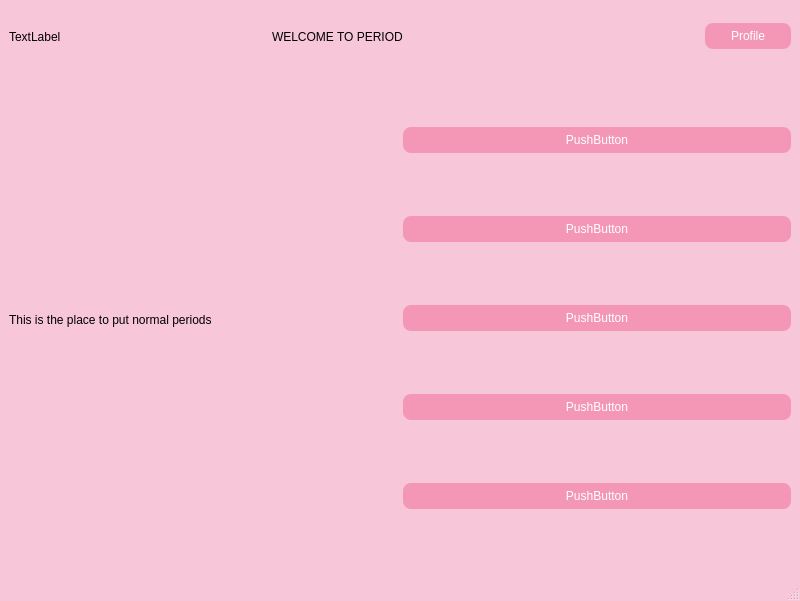
The window that dashboard.ui (sangya23/Periodcare) describes before a commit, drawn with Qt 5.
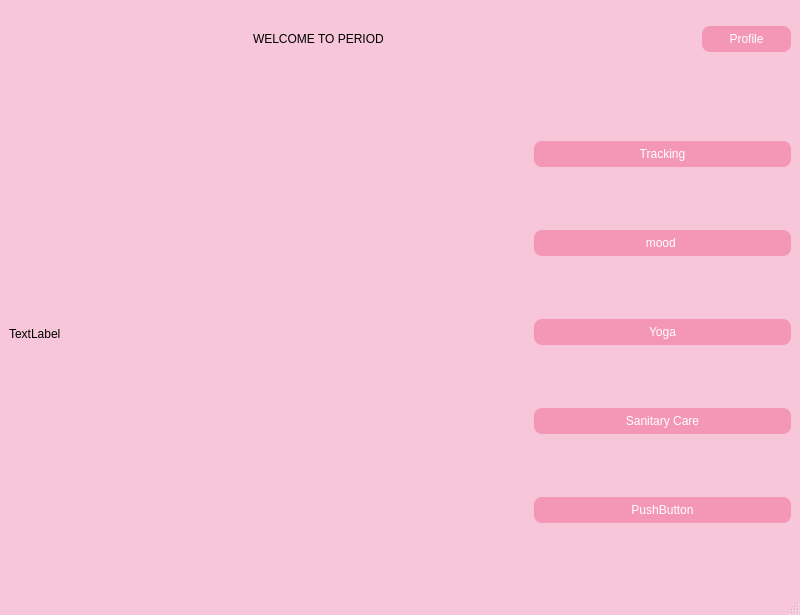
The same window after the commit. Icons and pictures are not drawn.

What changed in the file:
```diff
--- a/dashboard.ui
+++ b/dashboard.ui
@@ -7,7 +7,7 @@
     <x>0</x>
     <y>0</y>
     <width>800</width>
-    <height>600</height>
+    <height>615</height>
    </rect>
   </property>
   <property name="palette">
@@ -67,18 +67,24 @@
        <widget class="QLabel" name="label_3">
         <property name="minimumSize">
          <size>
-          <width>0</width>
-          <height>55</height>
+          <width>60</width>
+          <height>60</height>
          </size>
         </property>
         <property name="maximumSize">
          <size>
-          <width>16777215</width>
-          <height>55</height>
+          <width>60</width>
+          <height>60</height>
          </size>
         </property>
+        <property name="styleSheet">
+         <string notr="true">QLabel{
+	border-image: url(:/loginicons/LOGO.jpg);
+	border-radius:30px;
+}</string>
+        </property>
         <property name="text">
-         <string>TextLabel</string>
+         <string/>
         </property>
        </widget>
       </item>
@@ -152,7 +158,14 @@
     <item row="2" column="0" colspan="2">
      <layout class="QHBoxLayout" name="horizontalLayout_2">
       <item>
-       <widget class="QLabel" name="label">
+       <widget class="QLabel" name="label_4">
+        <property name="text">
+         <string>TextLabel</string>
+        </property>
+       </widget>
+      </item>
+      <item>
+       <widget class="QLabel" name="welcomeLabel">
         <property name="minimumSize">
          <size>
           <width>0</width>
@@ -160,7 +173,7 @@
          </size>
         </property>
         <property name="text">
-         <string>This is the place to put normal periods</string>
+         <string/>
         </property>
        </widget>
       </item>
@@ -182,7 +195,7 @@
 </string>
           </property>
           <property name="text">
-           <string>PushButton</string>
+           <string>Tracking</string>
           </property>
          </widget>
         </item>
@@ -202,7 +215,7 @@
 </string>
           </property>
           <property name="text">
-           <string>PushButton</string>
+           <string>mood </string>
           </property>
          </widget>
         </item>
@@ -222,7 +235,7 @@
 </string>
           </property>
           <property name="text">
-           <string>PushButton</string>
+           <string>Yoga</string>
           </property>
          </widget>
         </item>
@@ -242,7 +255,7 @@
 </string>
           </property>
           <property name="text">
-           <string>PushButton</string>
+           <string>Sanitary Care</string>
           </property>
          </widget>
         </item>
```
Left out of the diff: 8 changed lines with no effect on the pictures.
